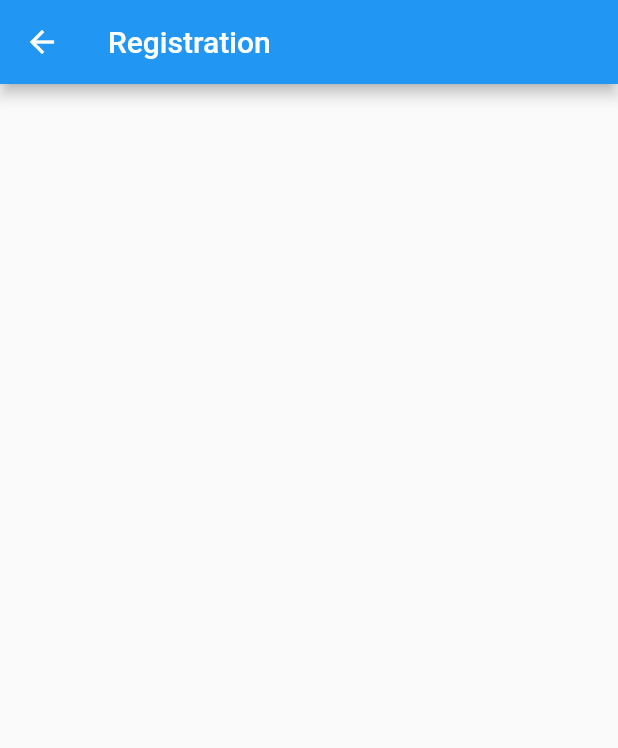
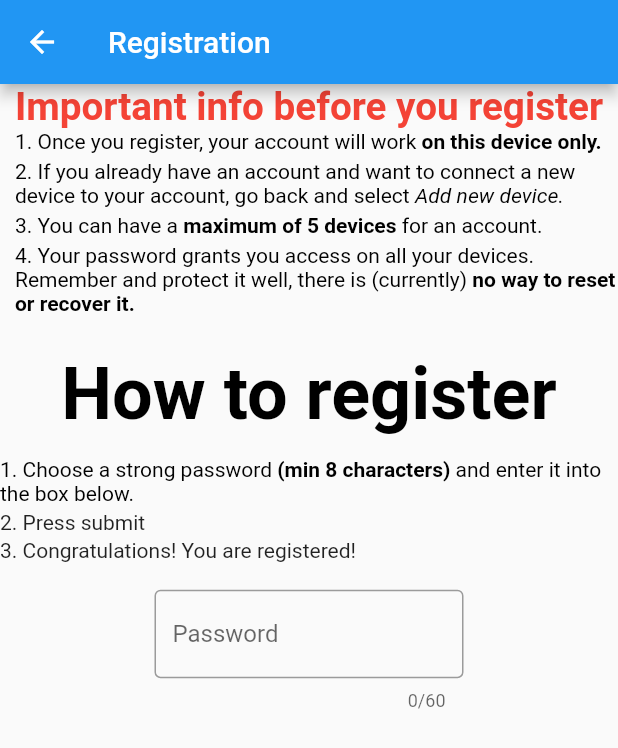
Before and after one commit to MisterL2/EmergencyMessenger, a Flutter app: the RegisterPage screen opened by its route, on a phone screen of 412 x 824 dp. Shown: the top 748 px of the screen. Run offline on Flutter 3.47's test engine with Material 2 defaults, Android fonts, the phone set to English and light mode, and no system bars.

Commit message:
Fixed Register Page formatting

```diff
--- a/Emergency Messenger Client/emergency_messenger_client/lib/main.dart
+++ b/Emergency Messenger Client/emergency_messenger_client/lib/main.dart
@@ -1,6 +1,7 @@
 
 import 'package:emergency_messenger_client/pages/generic/ErrorPage.dart';
 import 'package:emergency_messenger_client/pages/generic/SuccessPage.dart';
+import 'package:emergency_messenger_client/pages/private/ConversationPage.dart';
 import 'package:emergency_messenger_client/pages/private/LoggedInOverview.dart';
 import 'package:emergency_messenger_client/pages/private/OptionsMenu.dart';
 import 'package:emergency_messenger_client/pages/public/AddDevicePage.dart';
@@ -26,6 +27,7 @@ class EmergencyMessenger extends StatelessWidget {
         '/Error' : (context) => ErrorPage(),
         '/Messages' : (context) => LoggedInOverview(),
         '/Options' : (context) => OptionsMenu(),
+        '/Conversation' : (context) => ConversationPage(),
       },
       title: 'Emergency Messenger',
       theme: ThemeData(
--- /dev/null
+++ b/Emergency Messenger Client/emergency_messenger_client/lib/pages/private/ConversationPage.dart
@@ -0,0 +1,27 @@
+import 'package:emergency_messenger_client/pages/private/PrivateState.dart';
+import 'package:flutter/material.dart';
+
+class ConversationPage extends StatefulWidget {
+  final String title = "Example Page";
+
+  ConversationPage({Key key}) : super(key: key);
+
+  @override
+  State<StatefulWidget> createState() => ConversationPageState();
+
+}
+
+class ConversationPageState extends PrivateState<ConversationPage> {
+  @override
+  Widget buildImpl(BuildContext context, String password) {
+    return Scaffold(
+      appBar: AppBar(
+        title: Text(widget.title),
+      ),
+      body: Center(
+        child: Text("Hello World"),
+      ),
+    );
+  }
+
+}
--- a/Emergency Messenger Client/emergency_messenger_client/lib/pages/private/LoggedInOverview.dart
+++ b/Emergency Messenger Client/emergency_messenger_client/lib/pages/private/LoggedInOverview.dart
@@ -66,13 +66,18 @@ class LoggedInOverviewState extends PrivateState<LoggedInOverview> {
       title: Text(conversationHeader.name),
       subtitle: Text(conversationHeader.mostRecentMessage),
       trailing: conversationHeader.hasUnreadMessage ? Icon(Icons.error, color: Colors.red) : null, //Only show the icon if there are new messages
+      onTap: _openConversation(conversationHeader.userCode),
     );
   }
 
 
-  void _redirectToOptionsMenu(BuildContext context, String password) {
+  _redirectToOptionsMenu(BuildContext context, String password) {
     Navigator.of(context).pushNamed("/Options", arguments: <String,String>{
       "password" : password,
     });
   }
+
+  _openConversation(String userCode) {
+
+  }
 }
--- a/Emergency Messenger Client/emergency_messenger_client/lib/pages/public/RegisterPage.dart
+++ b/Emergency Messenger Client/emergency_messenger_client/lib/pages/public/RegisterPage.dart
@@ -1,4 +1,3 @@
-
 import 'package:flutter/material.dart';
 
 class RegisterPage extends StatefulWidget {
@@ -10,7 +9,6 @@ class RegisterPage extends StatefulWidget {
 
   @override
   State<StatefulWidget> createState() => RegisterPageState();
-
 }
 
 class RegisterPageState extends State<RegisterPage> {
@@ -36,7 +34,6 @@ class RegisterPageState extends State<RegisterPage> {
     );
   }
 
-
   void _register(String password) {
     if (password.length < widget.minPasswordLength) {
       setState(() {
@@ -50,7 +47,8 @@ class RegisterPageState extends State<RegisterPage> {
       setState(() {
         passwordFieldController.text = '';
         error = true;
-        errorMessage = "Password entered is too long (max 60 characters)\nThis error should not have been thrown, please contact the developer immediately!";
+        errorMessage =
+            "Password entered is too long (max 60 characters)\nThis error should not have been thrown, please contact the developer immediately!";
       });
       return;
     }
@@ -67,20 +65,24 @@ class RegisterPageState extends State<RegisterPage> {
     _successRedirect();
   }
 
-
   void _successRedirect() {
-    Navigator.of(context).pushNamedAndRemoveUntil("/Success", ModalRoute.withName("/"), arguments: "Successfully registered!");
+    Navigator.of(context).pushNamedAndRemoveUntil(
+        "/Success", ModalRoute.withName("/"),
+        arguments: "Successfully registered!");
   }
-
 
   Widget _buildTitle() {
     return Center(
       child: Container(
         padding: EdgeInsets.only(left: 10, right: 10),
-        child: FittedBox(fit: BoxFit.scaleDown,
+        child: FittedBox(
+          fit: BoxFit.scaleDown,
           child: Text(
             "Important info before you register",
-            style: TextStyle(color: Colors.red, fontWeight: FontWeight.bold, fontSize: 999999999),
+            style: TextStyle(
+                color: Colors.red,
+                fontWeight: FontWeight.bold,
+                fontSize: 200),
           ),
         ),
       ),
@@ -88,73 +90,125 @@ class RegisterPageState extends State<RegisterPage> {
   }
 
   Widget _buildInfo() {
-    return Align(
+    return Container(
+      margin: EdgeInsets.only(left: 10, bottom: 20),
       alignment: Alignment.topLeft,
-      child: Container(
-        alignment: Alignment.topLeft,
-      padding: EdgeInsets.only(left: 10, right: 10),
-      child: FittedBox(fit: BoxFit.contain,
-        alignment: Alignment.topLeft,
-        child: Column(
-          crossAxisAlignment: CrossAxisAlignment.start,
+      child: Column(crossAxisAlignment: CrossAxisAlignment.start, children: [
+        Padding(
+          padding: EdgeInsets.only(bottom: 4),
+          child: RichText(
+            text: TextSpan(
+                text: "1. Once you register, your account will work ",
+                style: TextStyle(color: Colors.black),
                 children: [
-            Row(
-            children: [
-              _buildText("1. Once you register, your account will work "),
-              _buildText("on this device only.", fontWeight: FontWeight.bold),
-            ]
+                  TextSpan(
+                    text: "on this device only.",
+                    style: TextStyle(color: Colors.black, fontWeight: FontWeight.bold),
                   ),
-            Row(
-                children: [
-                  _buildText("2. If you already have an account and want to connect a new device to your account, go back and select "),
-                  _buildText("Add new device.", fontStyle: FontStyle.italic),
-                ]
-            ),
-            Row(
-                children: [
-                  _buildText("3. You can have a "),
-                  _buildText("maximum of 5 devices ", fontWeight: FontWeight.bold),
-                  _buildText("for an account."),
-                ]
-            ),
-            Row(
-                children: [
-                  _buildText("4. Your password grants you access on all your devices."),
-
-                ]
-            ),
-            Row(
-              children: <Widget>[
-                _buildText("Remember and protect it well, there is (currently) "),
-                _buildText("no way to reset or recover it.", fontWeight: FontWeight.bold),
-              ],
-            )
-      ],
+                ]),
           ),
         ),
+        Padding(
+          padding: EdgeInsets.only(bottom: 4),
+          child: RichText(
+            text: TextSpan(
+                text: "2. If you already have an account and want to connect a new device to your account, go back and select ",
+                style: TextStyle(color: Colors.black),
+                children: [
+                  TextSpan(
+                    text: "Add new device.",
+                    style: TextStyle(color: Colors.black, fontStyle: FontStyle.italic),
                   ),
+                ]),
+          ),
+        ),
+        Padding(
+          padding: EdgeInsets.only(bottom: 4),
+          child: RichText(
+            text: TextSpan(
+                text: "3. You can have a ",
+                style: TextStyle(color: Colors.black),
+                children: [
+                  TextSpan(
+                    text: "maximum of 5 devices ",
+                    style: TextStyle(color: Colors.black, fontWeight: FontWeight.bold),
+                  ),
+                  TextSpan(
+                    text: "for an account.",
+                    style: TextStyle(color: Colors.black),
+                  ),
+                ]),
+          ),
+        ),
+        Padding(
+          padding: EdgeInsets.only(bottom: 4),
+          child: RichText(
+            text: TextSpan(
+                text: "4. Your password grants you access on all your devices. Remember and protect it well, there is (currently) ",
+                style: TextStyle(color: Colors.black),
+                children: [
+                  TextSpan(
+                    text: "no way to reset or recover it.",
+                    style: TextStyle(color: Colors.black, fontWeight: FontWeight.bold),
+                  ),
+                ]),
+          ),
+        ),
+      ]),
     );
-
   }
 
   Widget _buildSubTitle() {
     return Container(
       margin: const EdgeInsets.only(bottom: 15),
-      child: Text(
-          "How to register",
-          style: TextStyle(color: Colors.black, fontWeight: FontWeight.bold, fontSize: 24).apply(fontSizeFactor: 2.0)),
+      child: Text("How to register",
+          style: TextStyle(
+                  color: Colors.black,
+                  fontWeight: FontWeight.bold,
+                  fontSize: 24)
+              .apply(fontSizeFactor: 2.0)),
     );
   }
 
   Widget _buildInstructions() {
     return Container(
       margin: const EdgeInsets.only(bottom: 15),
-      child: Text(
-          "1. Choose a strong password (min 8 characters) and enter it into the box below.\n"
-              "2. Press submit.\n"
-              "3. Congratulations! You are registered!"),
+      child: Column(
+        crossAxisAlignment: CrossAxisAlignment.start,
+        children: [
+          Padding(
+            padding: EdgeInsets.only(bottom: 3),
+            child: RichText(
+              text: TextSpan(
+                text: "1. Choose a strong password ",
+                style: TextStyle(color: Colors.black),
+                children: [
+                  TextSpan(
+                    text: "(min 8 characters)",
+                    style: TextStyle(color: Colors.black, fontWeight: FontWeight.bold),
+                  ),
+                  TextSpan(
+                    text: " and enter it into the box below.",
+                    style: TextStyle(color: Colors.black),
+                  )
+                ],
+              ),
+            ),
+          ),
+          Padding(
+            padding: EdgeInsets.only(bottom: 3),
+            child: Text("2. Press submit"),
+          ),
+          Padding(
+            padding: EdgeInsets.only(bottom: 3),
+            child: Text("3. Congratulations! You are registered!"),
+          ),
+        ],
+      ),
     );
   }
+
+
 
   Widget _buildPasswordField() {
     return FractionallySizedBox(
@@ -177,12 +231,4 @@ class RegisterPageState extends State<RegisterPage> {
       ),
     );
   }
-
-  Text _buildText(String data, {fontWeight, fontStyle}) {
-    return Text(
-      data,
-      style: TextStyle(color: Colors.black, fontWeight: fontWeight ?? FontWeight.normal, fontStyle: fontStyle ?? FontStyle.normal, fontSize: 20),
-      textAlign: TextAlign.left,
-    );
 }
-}
```
Also changed, not shown: 1 other file. Lines whose indentation alone changed are shown as unchanged.
